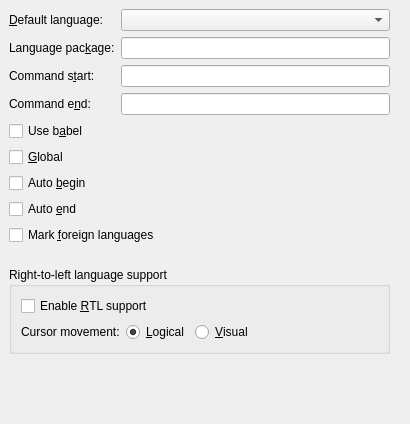
Qt form src/frontends/qt4/ui/PrefLanguageUi.ui (cburschka/lyx) before a commit.
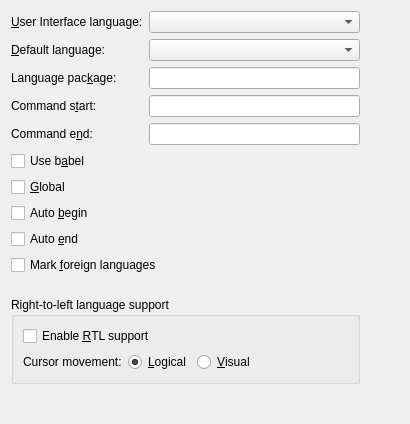
The same form after that commit.

Commit message: Add a preference combo box for the preferred user interface language. The rc variable gui_language now require a language name and not its code.

Diff of the .ui file:
```diff
--- a/src/frontends/qt4/ui/PrefLanguageUi.ui
+++ b/src/frontends/qt4/ui/PrefLanguageUi.ui
@@ -12,14 +12,165 @@
   <property name="windowTitle" >
    <string/>
   </property>
-  <layout class="QGridLayout" >
-   <property name="margin" >
-    <number>9</number>
-   </property>
-   <property name="spacing" >
-    <number>6</number>
-   </property>
-   <item row="10" column="0" colspan="3" >
+  <layout class="QGridLayout" name="gridLayout" >
+   <item row="0" column="0" colspan="2" >
+    <widget class="QLabel" name="uiLanguageLA" >
+     <property name="text" >
+      <string>&amp;User Interface language:</string>
+     </property>
+     <property name="buddy" >
+      <cstring>defaultLanguageCO</cstring>
+     </property>
+    </widget>
+   </item>
+   <item row="0" column="2" >
+    <widget class="QComboBox" name="uiLanguageCO" >
+     <property name="toolTip" >
+      <string>Select the default language of your documents</string>
+     </property>
+     <property name="maxVisibleItems" >
+      <number>20</number>
+     </property>
+    </widget>
+   </item>
+   <item row="1" column="0" colspan="2" >
+    <widget class="QLabel" name="defaultLanguageLA" >
+     <property name="text" >
+      <string>&amp;Default language:</string>
+     </property>
+     <property name="buddy" >
+      <cstring>defaultLanguageCO</cstring>
+     </property>
+    </widget>
+   </item>
+   <item row="1" column="2" >
+    <widget class="QComboBox" name="defaultLanguageCO" >
+     <property name="toolTip" >
+      <string>Select the default language of your documents</string>
+     </property>
+     <property name="maxVisibleItems" >
+      <number>20</number>
+     </property>
+    </widget>
+   </item>
+   <item row="2" column="0" colspan="2" >
+    <widget class="QLabel" name="languagePackageLA" >
+     <property name="text" >
+      <string>Language pac&amp;kage:</string>
+     </property>
+     <property name="buddy" >
+      <cstring>languagePackageED</cstring>
+     </property>
+    </widget>
+   </item>
+   <item row="2" column="2" >
+    <widget class="QLineEdit" name="languagePackageED" >
+     <property name="toolTip" >
+      <string>Enter the command to load the language package (default: babel)</string>
+     </property>
+    </widget>
+   </item>
+   <item row="3" column="0" colspan="2" >
+    <widget class="QLabel" name="startCommandLA" >
+     <property name="text" >
+      <string>Command s&amp;tart:</string>
+     </property>
+     <property name="buddy" >
+      <cstring>startCommandED</cstring>
+     </property>
+    </widget>
+   </item>
+   <item row="3" column="2" >
+    <widget class="QLineEdit" name="startCommandED" >
+     <property name="toolTip" >
+      <string>The LaTeX command that starts a switch to a foreign language</string>
+     </property>
+    </widget>
+   </item>
+   <item row="4" column="0" colspan="2" >
+    <widget class="QLabel" name="endCommandLA" >
+     <property name="text" >
+      <string>Command e&amp;nd:</string>
+     </property>
+     <property name="buddy" >
+      <cstring>endCommandED</cstring>
+     </property>
+    </widget>
+   </item>
+   <item row="4" column="2" >
+    <widget class="QLineEdit" name="endCommandED" >
+     <property name="toolTip" >
+      <string>The LaTeX command that ends a switch to a foreign language</string>
+     </property>
+    </widget>
+   </item>
+   <item row="5" column="0" colspan="3" >
+    <widget class="QCheckBox" name="useBabelCB" >
+     <property name="toolTip" >
+      <string>Use the babel package for multilingual support</string>
+     </property>
+     <property name="text" >
+      <string>Use b&amp;abel</string>
+     </property>
+    </widget>
+   </item>
+   <item row="6" column="0" colspan="3" >
+    <widget class="QCheckBox" name="globalCB" >
+     <property name="toolTip" >
+      <string>Check to pass the language globally (to the document class), not locally (to the language package)</string>
+     </property>
+     <property name="text" >
+      <string>&amp;Global</string>
+     </property>
+    </widget>
+   </item>
+   <item row="7" column="0" colspan="3" >
+    <widget class="QCheckBox" name="autoBeginCB" >
+     <property name="toolTip" >
+      <string>If checked, the document language is not explicitely set by a language switch command</string>
+     </property>
+     <property name="text" >
+      <string>Auto &amp;begin</string>
+     </property>
+    </widget>
+   </item>
+   <item row="8" column="0" colspan="3" >
+    <widget class="QCheckBox" name="autoEndCB" >
+     <property name="toolTip" >
+      <string>If checked, the document language is not explicitely closed by a language switch command</string>
+     </property>
+     <property name="text" >
+      <string>Auto &amp;end</string>
+     </property>
+    </widget>
+   </item>
+   <item row="9" column="0" colspan="4" >
+    <widget class="QCheckBox" name="markForeignCB" >
+     <property name="toolTip" >
+      <string>Check to highlight foreign languages visually in the work area</string>
+     </property>
+     <property name="text" >
+      <string>Mark &amp;foreign languages</string>
+     </property>
+    </widget>
+   </item>
+   <item row="10" column="0" >
+    <spacer>
+     <property name="orientation" >
+      <enum>Qt::Vertical</enum>
+     </property>
+     <property name="sizeType" >
+      <enum>QSizePolicy::Fixed</enum>
+     </property>
+     <property name="sizeHint" stdset="0" >
+      <size>
+       <width>20</width>
+       <height>16</height>
+      </size>
+     </property>
+    </spacer>
+   </item>
+   <item row="11" column="0" colspan="3" >
     <widget class="QGroupBox" name="rtlGB2" >
      <property name="toolTip" >
       <string/>
@@ -55,7 +206,7 @@
         <property name="orientation" >
          <enum>Qt::Horizontal</enum>
         </property>
-        <property name="sizeHint" >
+        <property name="sizeHint" stdset="0" >
          <size>
           <width>101</width>
           <height>20</height>
@@ -65,12 +216,12 @@
       </item>
       <item row="1" column="0" >
        <layout class="QHBoxLayout" >
-        <property name="margin" >
-         <number>0</number>
-        </property>
         <property name="spacing" >
          <number>6</number>
         </property>
+        <property name="margin" >
+         <number>0</number>
+        </property>
         <item>
          <widget class="QLabel" name="cursorMovementLA" >
           <property name="text" >
@@ -103,17 +254,7 @@
      </layout>
     </widget>
    </item>
-   <item row="8" column="0" colspan="4" >
-    <widget class="QCheckBox" name="markForeignCB" >
-     <property name="toolTip" >
-      <string>Check to highlight foreign languages visually in the work area</string>
-     </property>
-     <property name="text" >
-      <string>Mark &amp;foreign languages</string>
-     </property>
-    </widget>
-   </item>
-   <item row="11" column="1" >
+   <item row="12" column="1" >
     <spacer>
      <property name="orientation" >
       <enum>Qt::Vertical</enum>
@@ -121,7 +262,7 @@
      <property name="sizeType" >
       <enum>QSizePolicy::Expanding</enum>
      </property>
-     <property name="sizeHint" >
+     <property name="sizeHint" stdset="0" >
       <size>
        <width>20</width>
        <height>20</height>
@@ -129,43 +270,12 @@
      </property>
     </spacer>
    </item>
-   <item row="0" column="2" >
-    <widget class="QComboBox" name="defaultLanguageCO" >
-     <property name="toolTip" >
-      <string>Select the default language of your documents</string>
-     </property>
-     <property name="maxVisibleItems" >
-      <number>20</number>
-     </property>
-    </widget>
-   </item>
-   <item row="2" column="2" >
-    <widget class="QLineEdit" name="startCommandED" >
-     <property name="toolTip" >
-      <string>The LaTeX command that starts a switch to a foreign language</string>
-     </property>
-    </widget>
-   </item>
-   <item row="1" column="2" >
-    <widget class="QLineEdit" name="languagePackageED" >
-     <property name="toolTip" >
-      <string>Enter the command to load the language package (default: babel)</string>
-     </property>
-    </widget>
-   </item>
-   <item row="3" column="2" >
-    <widget class="QLineEdit" name="endCommandED" >
-     <property name="toolTip" >
-      <string>The LaTeX command that ends a switch to a foreign language</string>
-     </property>
-    </widget>
-   </item>
-   <item row="1" column="3" >
+   <item row="2" column="3" >
     <spacer>
      <property name="orientation" >
       <enum>Qt::Horizontal</enum>
      </property>
-     <property name="sizeHint" >
+     <property name="sizeHint" stdset="0" >
       <size>
        <width>40</width>
        <height>20</height>
@@ -173,102 +283,6 @@
      </property>
     </spacer>
    </item>
-   <item row="0" column="0" colspan="2" >
-    <widget class="QLabel" name="defaultLanguageLA" >
-     <property name="text" >
-      <string>&amp;Default language:</string>
-     </property>
-     <property name="buddy" >
-      <cstring>defaultLanguageCO</cstring>
-     </property>
-    </widget>
-   </item>
-   <item row="1" column="0" colspan="2" >
-    <widget class="QLabel" name="languagePackageLA" >
-     <property name="text" >
-      <string>Language pac&amp;kage:</string>
-     </property>
-     <property name="buddy" >
-      <cstring>languagePackageED</cstring>
-     </property>
-    </widget>
-   </item>
-   <item row="2" column="0" colspan="2" >
-    <widget class="QLabel" name="startCommandLA" >
-     <property name="text" >
-      <string>Command s&amp;tart:</string>
-     </property>
-     <property name="buddy" >
-      <cstring>startCommandED</cstring>
-     </property>
-    </widget>
-   </item>
-   <item row="3" column="0" colspan="2" >
-    <widget class="QLabel" name="endCommandLA" >
-     <property name="text" >
-      <string>Command e&amp;nd:</string>
-     </property>
-     <property name="buddy" >
-      <cstring>endCommandED</cstring>
-     </property>
-    </widget>
-   </item>
-   <item row="5" column="0" colspan="3" >
-    <widget class="QCheckBox" name="globalCB" >
-     <property name="toolTip" >
-      <string>Check to pass the language globally (to the document class), not locally (to the language package)</string>
-     </property>
-     <property name="text" >
-      <string>&amp;Global</string>
-     </property>
-    </widget>
-   </item>
-   <item row="6" column="0" colspan="3" >
-    <widget class="QCheckBox" name="autoBeginCB" >
-     <property name="toolTip" >
-      <string>If checked, the document language is not explicitely set by a language switch command</string>
-     </property>
-     <property name="text" >
-      <string>Auto &amp;begin</string>
-     </property>
-    </widget>
-   </item>
-   <item row="7" column="0" colspan="3" >
-    <widget class="QCheckBox" name="autoEndCB" >
-     <property name="toolTip" >
-      <string>If checked, the document language is not explicitely closed by a language switch command</string>
-     </property>
-     <property name="text" >
-      <string>Auto &amp;end</string>
-     </property>
-    </widget>
-   </item>
-   <item row="4" column="0" colspan="3" >
-    <widget class="QCheckBox" name="useBabelCB" >
-     <property name="toolTip" >
-      <string>Use the babel package for multilingual support</string>
-     </property>
-     <property name="text" >
-      <string>Use b&amp;abel</string>
-     </property>
-    </widget>
-   </item>
-   <item row="9" column="0" >
-    <spacer>
-     <property name="orientation" >
-      <enum>Qt::Vertical</enum>
-     </property>
-     <property name="sizeType" >
-      <enum>QSizePolicy::Fixed</enum>
-     </property>
-     <property name="sizeHint" >
-      <size>
-       <width>20</width>
-       <height>16</height>
-      </size>
-     </property>
-    </spacer>
-   </item>
   </layout>
  </widget>
  <tabstops>
```
The commit also changes 4 other files.
